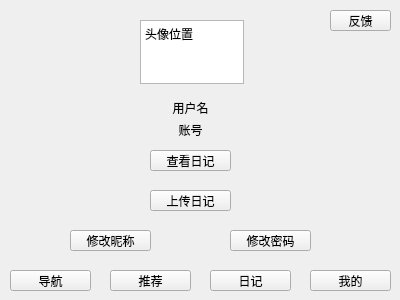
2638931383/DataStructureProject, file QT/MyQt/mine.ui: the form before one commit.
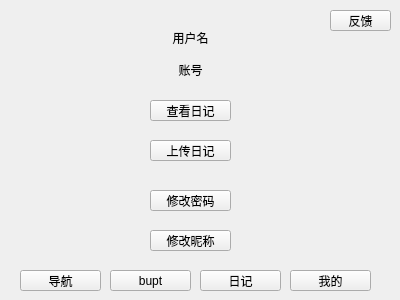
The form after the commit.

The edit to the form file:
```diff
--- a/QT/MyQt/mine.ui
+++ b/QT/MyQt/mine.ui
@@ -13,25 +13,11 @@
   <property name="windowTitle">
    <string>Form</string>
   </property>
-  <widget class="QPlainTextEdit" name="headEdit">
-   <property name="geometry">
-    <rect>
-     <x>140</x>
-     <y>20</y>
-     <width>104</width>
-     <height>64</height>
-    </rect>
-   </property>
-   <property name="plainText">
-    <string>头像位置
-</string>
-   </property>
-  </widget>
   <widget class="QLabel" name="userNameLabel">
    <property name="geometry">
     <rect>
      <x>160</x>
-     <y>100</y>
+     <y>30</y>
      <width>61</width>
      <height>16</height>
     </rect>
@@ -59,7 +45,7 @@
   <widget class="QPushButton" name="navigatorButton">
    <property name="geometry">
     <rect>
-     <x>10</x>
+     <x>20</x>
      <y>270</y>
      <width>81</width>
      <height>21</height>
@@ -69,23 +55,10 @@
     <string>导航</string>
    </property>
   </widget>
-  <widget class="QPushButton" name="recommendButton">
-   <property name="geometry">
-    <rect>
-     <x>110</x>
-     <y>270</y>
-     <width>81</width>
-     <height>21</height>
-    </rect>
-   </property>
-   <property name="text">
-    <string>推荐</string>
-   </property>
-  </widget>
   <widget class="QPushButton" name="mineButton">
    <property name="geometry">
     <rect>
-     <x>310</x>
+     <x>290</x>
      <y>270</y>
      <width>81</width>
      <height>21</height>
@@ -98,7 +71,7 @@
   <widget class="QPushButton" name="diaryButton">
    <property name="geometry">
     <rect>
-     <x>210</x>
+     <x>200</x>
      <y>270</y>
      <width>81</width>
      <height>21</height>
@@ -111,8 +84,8 @@
   <widget class="QPushButton" name="changePasswordButton">
    <property name="geometry">
     <rect>
-     <x>230</x>
-     <y>230</y>
+     <x>150</x>
+     <y>190</y>
      <width>81</width>
      <height>21</height>
     </rect>
@@ -125,7 +98,7 @@
    <property name="geometry">
     <rect>
      <x>150</x>
-     <y>190</y>
+     <y>140</y>
      <width>81</width>
      <height>21</height>
     </rect>
@@ -138,7 +111,7 @@
    <property name="geometry">
     <rect>
      <x>150</x>
-     <y>150</y>
+     <y>100</y>
      <width>81</width>
      <height>21</height>
     </rect>
@@ -151,7 +124,7 @@
    <property name="geometry">
     <rect>
      <x>110</x>
-     <y>120</y>
+     <y>60</y>
      <width>161</width>
      <height>20</height>
     </rect>
@@ -166,7 +139,7 @@
   <widget class="QPushButton" name="changeNameButton">
    <property name="geometry">
     <rect>
-     <x>70</x>
+     <x>150</x>
      <y>230</y>
      <width>81</width>
      <height>21</height>
@@ -176,6 +149,19 @@
     <string>修改昵称</string>
    </property>
   </widget>
+  <widget class="QPushButton" name="diaryButton_2">
+   <property name="geometry">
+    <rect>
+     <x>110</x>
+     <y>270</y>
+     <width>81</width>
+     <height>21</height>
+    </rect>
+   </property>
+   <property name="text">
+    <string>bupt</string>
+   </property>
+  </widget>
  </widget>
  <resources/>
  <connections/>
```
